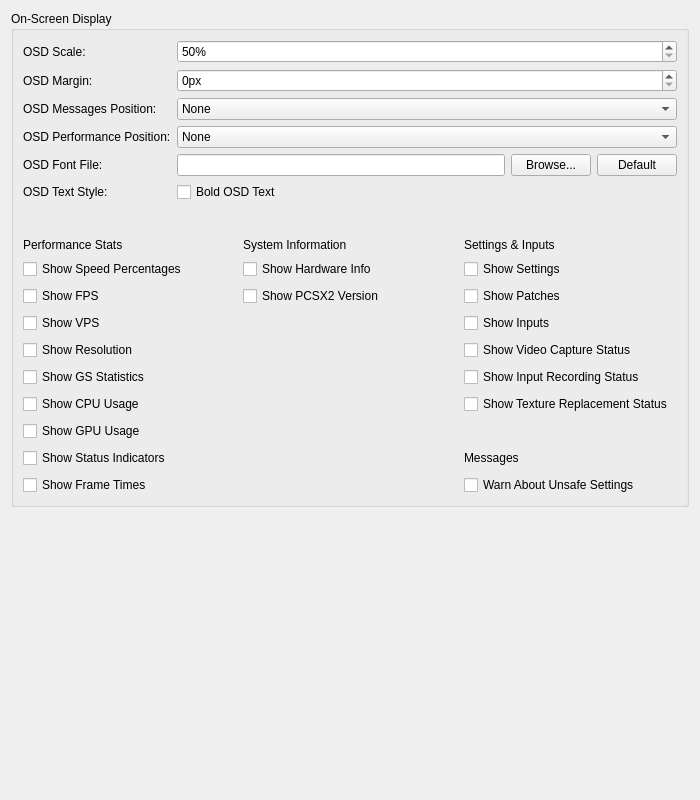
PCSX2/pcsx2, file pcsx2-qt/Settings/OSDSettingsWidget.ui: the form before one commit.
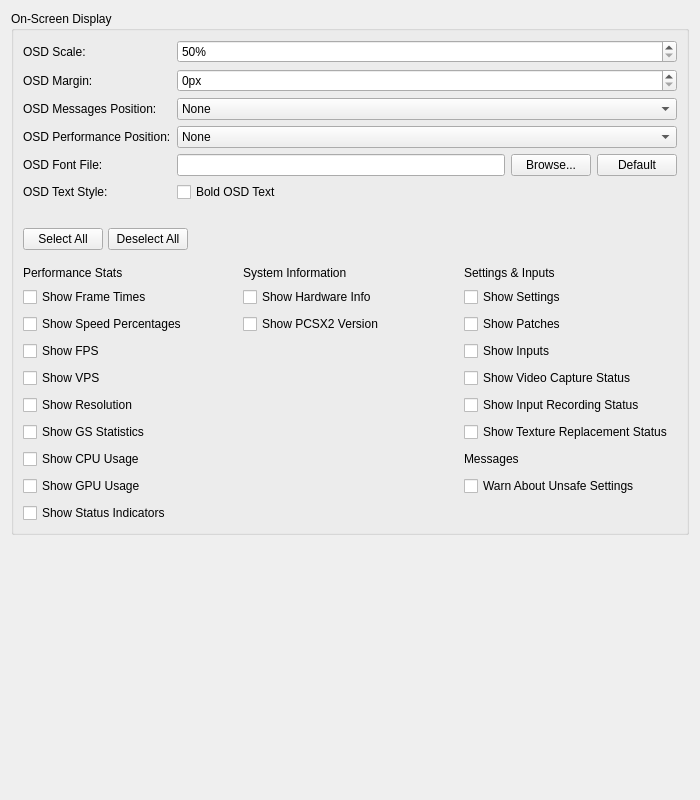
The form after the commit.

Commit message: Qt: Add Select All and Deselect All buttons for OSD options

The edit to the form file:
```diff
--- a/pcsx2-qt/Settings/OSDSettingsWidget.ui
+++ b/pcsx2-qt/Settings/OSDSettingsWidget.ui
@@ -258,7 +258,7 @@
         </property>
        </widget>
       </item>
-      <item row="6" column="0" colspan="2">
+      <item row="7" column="0" colspan="2">
        <spacer name="checkboxSpacer">
         <property name="orientation">
          <enum>Qt::Orientation::Vertical</enum>
@@ -274,7 +274,53 @@
         </property>
        </spacer>
       </item>
-      <item row="7" column="0" colspan="2">
+      <item row="8" column="0" colspan="2">
+       <layout class="QHBoxLayout" name="selectButtonsLayout">
+        <property name="spacing">
+         <number>5</number>
+        </property>
+        <item>
+         <widget class="QPushButton" name="selectAllButton">
+          <property name="sizePolicy">
+           <sizepolicy hsizetype="Minimum" vsizetype="Fixed">
+            <horstretch>0</horstretch>
+            <verstretch>0</verstretch>
+           </sizepolicy>
+          </property>
+          <property name="text">
+           <string>Select All</string>
+          </property>
+         </widget>
+        </item>
+        <item>
+         <widget class="QPushButton" name="deselectAllButton">
+          <property name="sizePolicy">
+           <sizepolicy hsizetype="Minimum" vsizetype="Fixed">
+            <horstretch>0</horstretch>
+            <verstretch>0</verstretch>
+           </sizepolicy>
+          </property>
+          <property name="text">
+           <string>Deselect All</string>
+          </property>
+         </widget>
+        </item>
+        <item>
+         <spacer name="horizontalSpacer">
+          <property name="orientation">
+           <enum>Qt::Orientation::Horizontal</enum>
+          </property>
+          <property name="sizeHint" stdset="0">
+           <size>
+            <width>40</width>
+            <height>20</height>
+           </size>
+          </property>
+         </spacer>
+        </item>
+       </layout>
+      </item>
+      <item row="9" column="0" colspan="2">
        <layout class="QGridLayout" name="optionLayout" rowstretch="0,0,0,0,0,0,0,0,0,0">
         <property name="sizeConstraint">
          <enum>QLayout::SizeConstraint::SetDefaultConstraint</enum>
@@ -285,115 +331,80 @@
         <property name="spacing">
          <number>7</number>
         </property>
-        <item row="9" column="0">
+        <item row="1" column="0">
          <widget class="QCheckBox" name="showFrameTimes">
           <property name="text">
            <string>Show Frame Times</string>
           </property>
          </widget>
         </item>
-        <item row="8" column="2">
-         <widget class="QLabel" name="warningLabel">
-          <property name="text">
-           <string>Messages</string>
-          </property>
-         </widget>
-        </item>
-        <item row="6" column="0">
+        <item row="7" column="0">
          <widget class="QCheckBox" name="showUsageCPU">
           <property name="text">
            <string>Show CPU Usage</string>
           </property>
          </widget>
         </item>
-        <item row="1" column="1">
-         <widget class="QCheckBox" name="showHardwareInfo">
-          <property name="text">
-           <string>Show Hardware Info</string>
-          </property>
-         </widget>
-        </item>
-        <item row="4" column="0">
+        <item row="5" column="0">
          <widget class="QCheckBox" name="showResolution">
           <property name="text">
            <string>Show Resolution</string>
           </property>
          </widget>
         </item>
-        <item row="0" column="1">
-         <widget class="QLabel" name="Column1_SystemInformation">
-          <property name="text">
-           <string>System Information</string>
-          </property>
-         </widget>
-        </item>
-        <item row="3" column="0">
+        <item row="4" column="0">
          <widget class="QCheckBox" name="showVPS">
           <property name="text">
            <string>Show VPS</string>
           </property>
          </widget>
         </item>
-        <item row="7" column="0">
+        <item row="8" column="0">
          <widget class="QCheckBox" name="showUsageGPU">
           <property name="text">
            <string>Show GPU Usage</string>
           </property>
          </widget>
         </item>
-        <item row="1" column="0">
+        <item row="2" column="0">
          <widget class="QCheckBox" name="showSpeedPercentages">
           <property name="text">
            <string>Show Speed Percentages</string>
           </property>
          </widget>
         </item>
-        <item row="0" column="0">
-         <widget class="QLabel" name="Column0_PerformanceAndStats">
-          <property name="text">
-           <string>Performance Stats</string>
-          </property>
-         </widget>
-        </item>
-        <item row="1" column="2">
-         <widget class="QCheckBox" name="showSettings">
-          <property name="text">
-           <string>Show Settings</string>
-          </property>
-         </widget>
-        </item>
-        <item row="5" column="0">
+        <item row="6" column="0">
          <widget class="QCheckBox" name="showGSStats">
           <property name="text">
            <string>Show GS Statistics</string>
           </property>
          </widget>
         </item>
-        <item row="8" column="0">
+        <item row="9" column="0">
          <widget class="QCheckBox" name="showStatusIndicators">
           <property name="text">
            <string>Show Status Indicators</string>
           </property>
          </widget>
         </item>
-        <item row="9" column="2">
-         <widget class="QCheckBox" name="warnAboutUnsafeSettings">
-          <property name="text">
-           <string>Warn About Unsafe Settings</string>
-          </property>
-         </widget>
-        </item>
-        <item row="2" column="0">
+        <item row="3" column="0">
          <widget class="QCheckBox" name="showFPS">
           <property name="text">
            <string>Show FPS</string>
           </property>
          </widget>
         </item>
-        <item row="2" column="1">
-         <widget class="QCheckBox" name="showVersion">
+        <item row="0" column="0">
+         <widget class="QLabel" name="Column0_PerformanceAndStats">
           <property name="text">
-           <string>Show PCSX2 Version</string>
+           <string>Performance Stats</string>
+          </property>
+         </widget>
+        </item>
+        <item row="0" column="1">
+         <widget class="QLabel" name="Column1_SystemInformation">
+          <property name="text">
+           <string>System Information</string>
           </property>
          </widget>
         </item>
@@ -404,6 +415,27 @@
           </property>
          </widget>
         </item>
+        <item row="1" column="1">
+         <widget class="QCheckBox" name="showHardwareInfo">
+          <property name="text">
+           <string>Show Hardware Info</string>
+          </property>
+         </widget>
+        </item>
+        <item row="2" column="1">
+         <widget class="QCheckBox" name="showVersion">
+          <property name="text">
+           <string>Show PCSX2 Version</string>
+          </property>
+         </widget>
+        </item>
+        <item row="1" column="2">
+         <widget class="QCheckBox" name="showSettings">
+          <property name="text">
+           <string>Show Settings</string>
+          </property>
+         </widget>
+        </item>
         <item row="2" column="2">
          <widget class="QCheckBox" name="showPatches">
           <property name="text">
@@ -439,6 +471,20 @@
           </property>
          </widget>
         </item>
+        <item row="7" column="2">
+         <widget class="QLabel" name="warningLabel">
+          <property name="text">
+           <string>Messages</string>
+          </property>
+         </widget>
+        </item>
+        <item row="8" column="2">
+         <widget class="QCheckBox" name="warnAboutUnsafeSettings">
+          <property name="text">
+           <string>Warn About Unsafe Settings</string>
+          </property>
+         </widget>
+        </item>
        </layout>
       </item>
      </layout>
```
Left out of the diff: 11 changed lines with no effect on the pictures. The commit also changes 2 other files.
